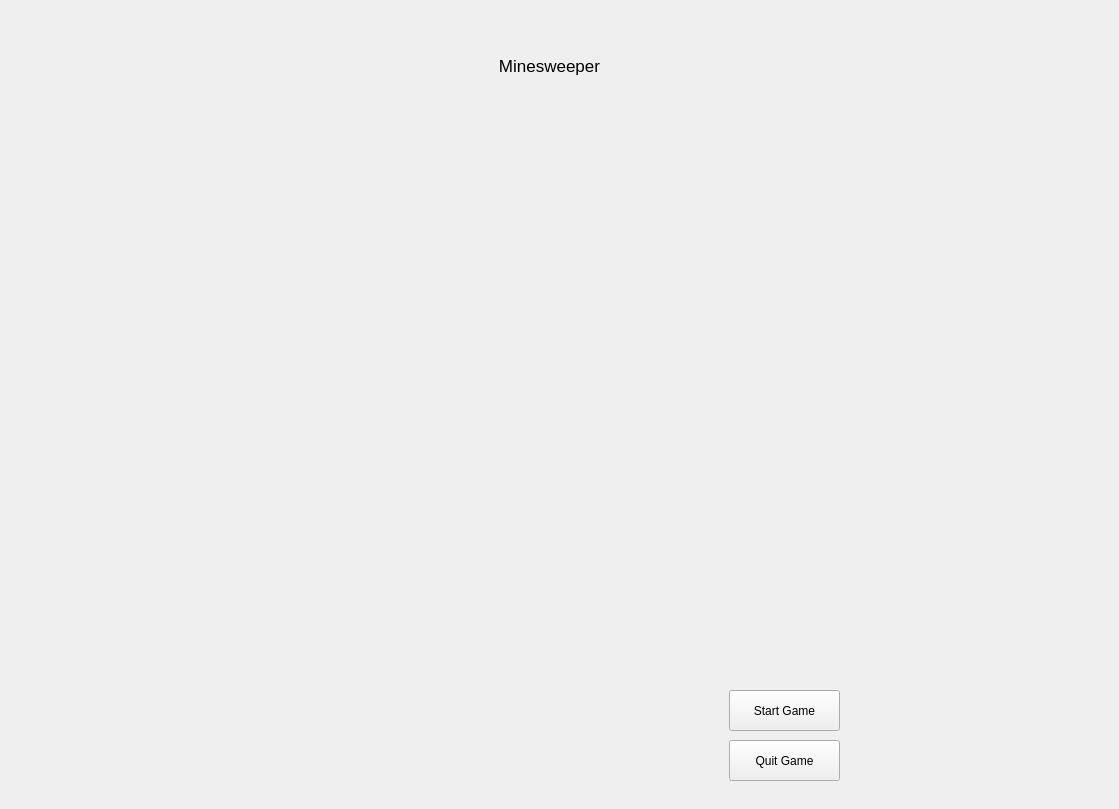
Qt form src/view/main_window.ui (haverzard/minesweeper-agent) before a commit.
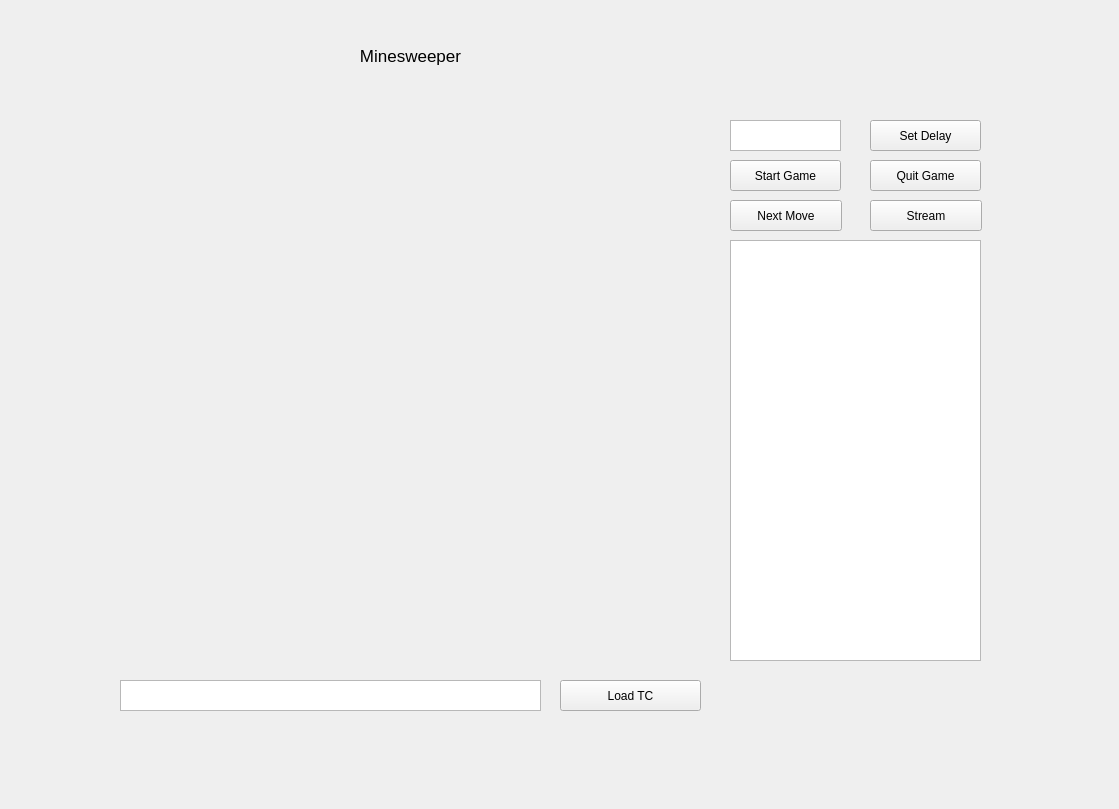
The same form after that commit. The open tabs and pages were chosen to show the change. Icons and pictures are not drawn.

Commit message: restructure layout

Diff of the .ui file:
```diff
--- a/src/view/main_window.ui
+++ b/src/view/main_window.ui
@@ -20,8 +20,8 @@
    <widget class="QStackedWidget" name="stackedWidget">
     <property name="geometry">
      <rect>
-      <x>-1</x>
-      <y>0</y>
+      <x>-10</x>
+      <y>-10</y>
       <width>1121</width>
       <height>811</height>
      </rect>
@@ -255,7 +255,7 @@
      <widget class="QWidget" name="gridLayoutWidget">
       <property name="geometry">
        <rect>
-        <x>260</x>
+        <x>130</x>
         <y>120</y>
         <width>581</width>
         <height>551</height>
@@ -266,7 +266,7 @@
      <widget class="QLabel" name="gameTitle">
       <property name="geometry">
        <rect>
-        <x>450</x>
+        <x>320</x>
         <y>40</y>
         <width>201</width>
         <height>51</height>
@@ -287,10 +287,10 @@
      <widget class="QPushButton" name="quitGameBtn">
       <property name="geometry">
        <rect>
-        <x>730</x>
-        <y>740</y>
+        <x>880</x>
+        <y>170</y>
         <width>111</width>
-        <height>41</height>
+        <height>31</height>
        </rect>
       </property>
       <property name="text">
@@ -300,16 +300,98 @@
      <widget class="QPushButton" name="startGameBtn">
       <property name="geometry">
        <rect>
-        <x>730</x>
-        <y>690</y>
+        <x>740</x>
+        <y>170</y>
         <width>111</width>
-        <height>41</height>
+        <height>31</height>
        </rect>
       </property>
       <property name="text">
        <string>Start Game</string>
       </property>
      </widget>
+     <widget class="QTextBrowser" name="tcPathField">
+      <property name="geometry">
+       <rect>
+        <x>130</x>
+        <y>690</y>
+        <width>421</width>
+        <height>31</height>
+       </rect>
+      </property>
+     </widget>
+     <widget class="QPushButton" name="loadTCBtn">
+      <property name="geometry">
+       <rect>
+        <x>570</x>
+        <y>690</y>
+        <width>141</width>
+        <height>31</height>
+       </rect>
+      </property>
+      <property name="text">
+       <string>Load TC</string>
+      </property>
+     </widget>
+     <widget class="QTextBrowser" name="historyField">
+      <property name="geometry">
+       <rect>
+        <x>740</x>
+        <y>250</y>
+        <width>251</width>
+        <height>421</height>
+       </rect>
+      </property>
+     </widget>
+     <widget class="QPlainTextEdit" name="delayTextEdit">
+      <property name="geometry">
+       <rect>
+        <x>740</x>
+        <y>130</y>
+        <width>111</width>
+        <height>31</height>
+       </rect>
+      </property>
+     </widget>
+     <widget class="QPushButton" name="nextMoveBtn">
+      <property name="geometry">
+       <rect>
+        <x>740</x>
+        <y>210</y>
+        <width>112</width>
+        <height>31</height>
+       </rect>
+      </property>
+      <property name="text">
+       <string>Next Move</string>
+      </property>
+     </widget>
+     <widget class="QPushButton" name="StreamToggleBtn">
+      <property name="geometry">
+       <rect>
+        <x>880</x>
+        <y>210</y>
+        <width>112</width>
+        <height>31</height>
+       </rect>
+      </property>
+      <property name="text">
+       <string>Stream</string>
+      </property>
+     </widget>
+     <widget class="QPushButton" name="delayPlayBtn">
+      <property name="geometry">
+       <rect>
+        <x>880</x>
+        <y>130</y>
+        <width>111</width>
+        <height>31</height>
+       </rect>
+      </property>
+      <property name="text">
+       <string>Set Delay</string>
+      </property>
+     </widget>
     </widget>
    </widget>
   </widget>
```
Left out of the diff: 2 changed lines with no effect on the pictures.
